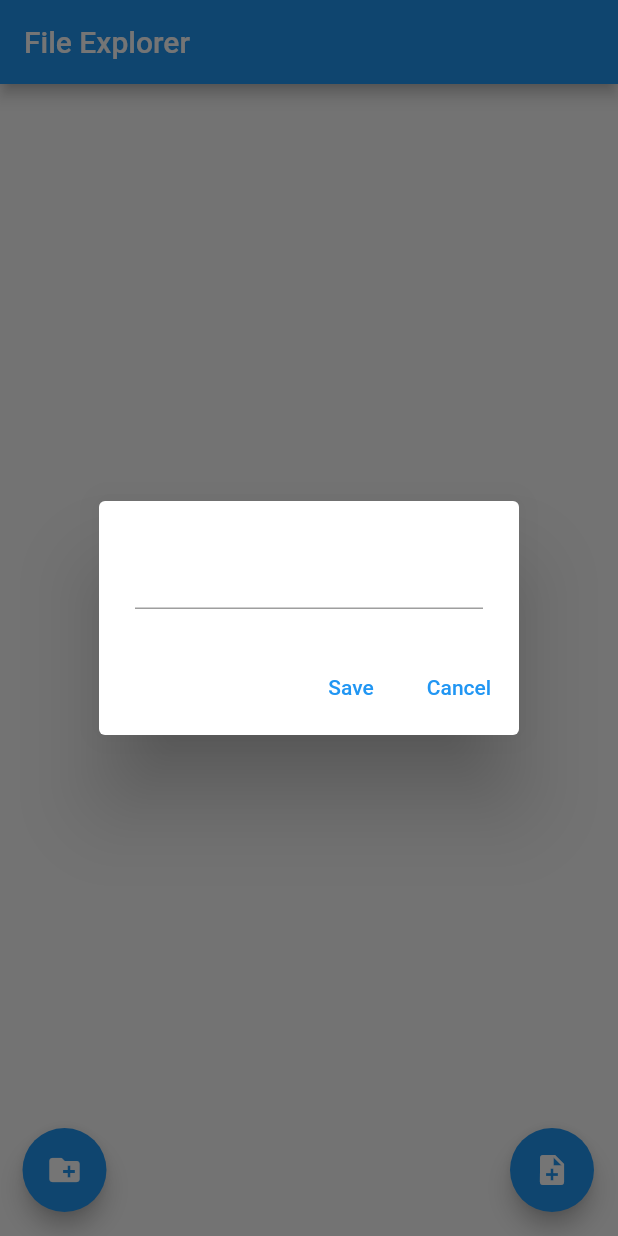
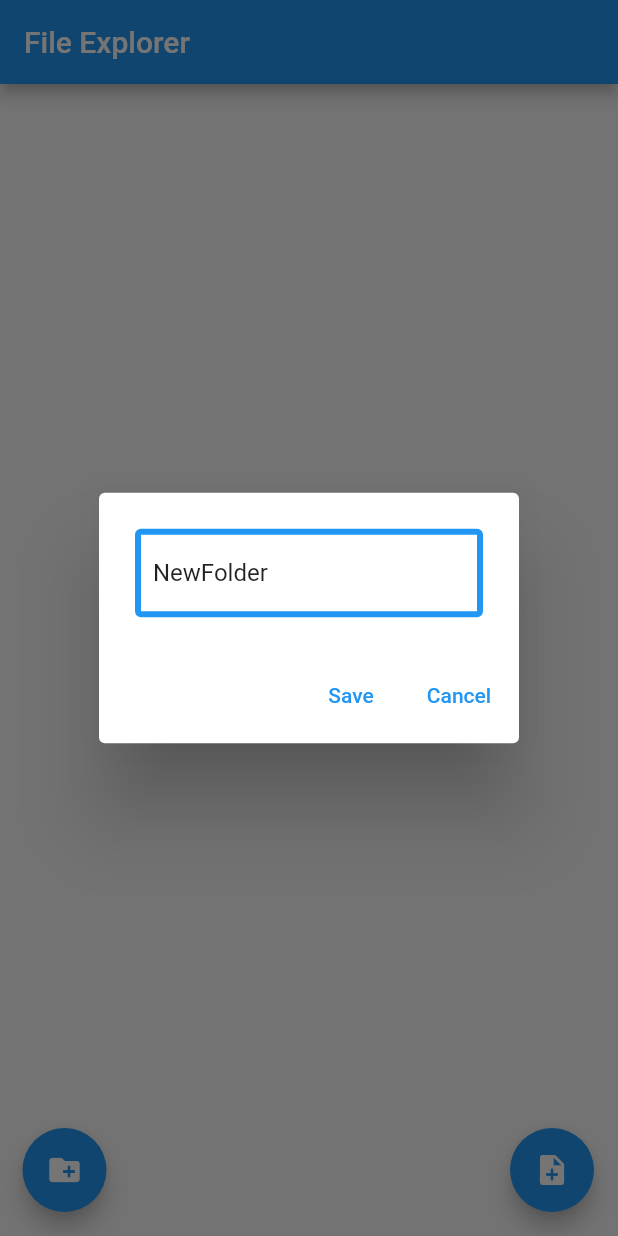
Before and after one commit to iulianPeiu6/FileManager, a Flutter app: the screen it shows after launch, after a tap on the "create new folder" icon, on a phone screen of 412 x 824 dp. Run offline on Flutter 3.47's test engine with Material 2 defaults, Android fonts, the phone set to English and light mode, and no system bars.

Commit message:
Update create directory form widget

```diff
--- a/lib/widgets/shared/create-directory.dart
+++ b/lib/widgets/shared/create-directory.dart
@@ -22,7 +22,7 @@ class _CreateDirectoryState extends State<CreateDirectory> {
         child: Column(
           children: <Widget>[
             TextFormField(
-              textAlign: TextAlign.center,
+              initialValue: "NewFolder",
               onSaved: (val) {
                 setState(() {
                   Directory(join(widget.path, val)).createSync();
@@ -35,6 +35,15 @@ class _CreateDirectoryState extends State<CreateDirectory> {
 
                 return null;
               },
+              decoration: const InputDecoration(
+
+                focusedBorder: OutlineInputBorder(
+                  borderSide: BorderSide(color: Colors.greenAccent, width: 4),
+                ),
+                enabledBorder: OutlineInputBorder(
+                  borderSide: BorderSide(color: Colors.blue, width: 4),
+                ),
+              ),
             )
           ],
         ),
```
